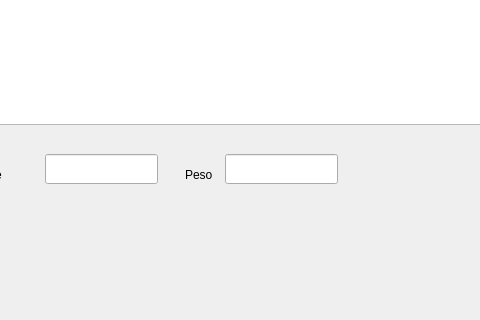
Old version of the form mainwindow.ui in the repository escalonc/GraphPlotter; both pictures show x 365 to 845 and y 403 to 723 of the 1424 by 723 pixel window.
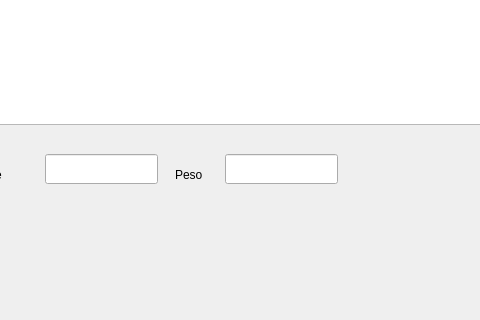
New version of the form.

Diff of the .ui file:
```diff
--- a/mainwindow.ui
+++ b/mainwindow.ui
@@ -96,9 +96,9 @@
    <widget class="QLabel" name="label_3">
     <property name="geometry">
      <rect>
-      <x>550</x>
+      <x>540</x>
       <y>550</y>
-      <width>121</width>
+      <width>41</width>
       <height>22</height>
      </rect>
     </property>
```
